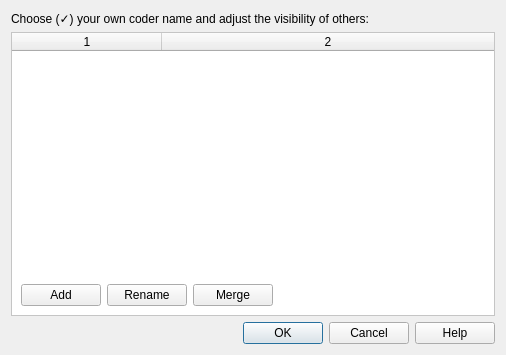
Above: src/GUI_UIs/ui_dialog_coder_names.ui from ccbogel/QualCoder before the change. Below: the same form after it.
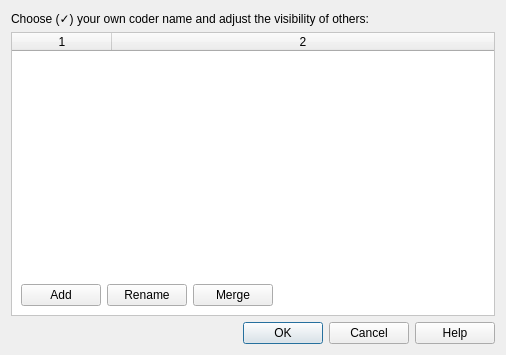
That is the form after the change.

Commit message: Layout adjustments

Patch:
```diff
--- a/src/GUI_UIs/ui_dialog_coder_names.ui
+++ b/src/GUI_UIs/ui_dialog_coder_names.ui
@@ -88,9 +88,6 @@
         <attribute name="horizontalHeaderCascadingSectionResizes">
          <bool>false</bool>
         </attribute>
-        <attribute name="horizontalHeaderDefaultSectionSize">
-         <number>150</number>
-        </attribute>
         <attribute name="horizontalHeaderStretchLastSection">
          <bool>true</bool>
         </attribute>
```
The commit also changes 2 other files.
